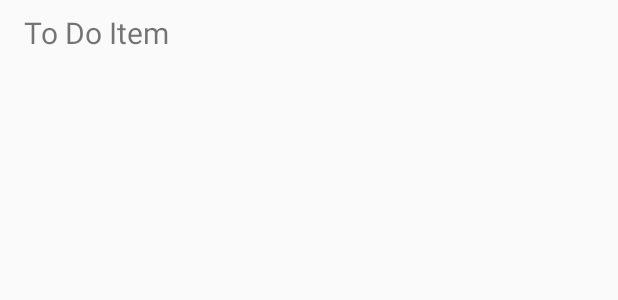
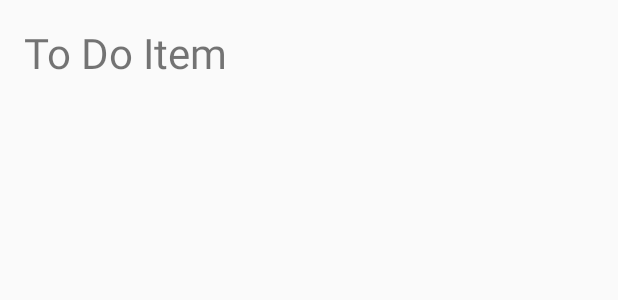
Before and after one commit to scottwinter/to-to-manager, an Android app: the layout to_do_item.xml on its own in the app's theme, with its tools: preview values and no code run, on a phone screen of 412 x 824 dp. Shown: the top 300 px of the screen. Run offline under Robolectric (Android 15) with nearby library versions, the phone set to English and light mode, and no system bars.

```diff
--- a/app/src/main/java/com/fourheronsstudios/todoorganizer/ToDoDialog.java
+++ b/app/src/main/java/com/fourheronsstudios/todoorganizer/ToDoDialog.java
@@ -37,7 +37,7 @@ public class ToDoDialog extends DialogFragment {
                     @Override
                     public void onClick(DialogInterface dialogInterface, int i) {
                         String item = toDoItem.getText().toString();
-                        toDoDialogListener.applyText(item);
+                        toDoDialogListener.addTodo(item);
                     }
                 });
         toDoItem = view.findViewById(R.id.to_do_item_text);
@@ -46,7 +46,7 @@ public class ToDoDialog extends DialogFragment {
     }
 
     public interface ToDoDialogListener {
-        void applyText(String todoItem);
+        void addTodo(String todoItem);
     }
 
     @Override
--- a/app/src/main/res/layout/to_do_item.xml
+++ b/app/src/main/res/layout/to_do_item.xml
@@ -9,10 +9,10 @@
         android:layout_height="wrap_content"
         android:text="To Do Item"
         android:layout_marginStart="16dp"
-        android:layout_marginTop="8dp"
-        android:layout_marginBottom="8dp"
+        android:layout_marginTop="16dp"
+        android:layout_marginBottom="16dp"
         android:layout_marginEnd="16dp"
-        android:textSize="20sp"
+        android:textSize="28sp"
         android:layout_weight="2"
         />
 </androidx.appcompat.widget.LinearLayoutCompat>
```
Also changed, not shown: app/src/main/java/com/fourheronsstudios/todoorganizer/DeleteToDoDialog.java (added, +50 -0 lines), app/src/main/java/com/fourheronsstudios/todoorganizer/MainActivity.java (+8 -3 lines), app/src/main/java/com/fourheronsstudios/todoorganizer/ToDoListAdapter.java (+16 -1 lines).
